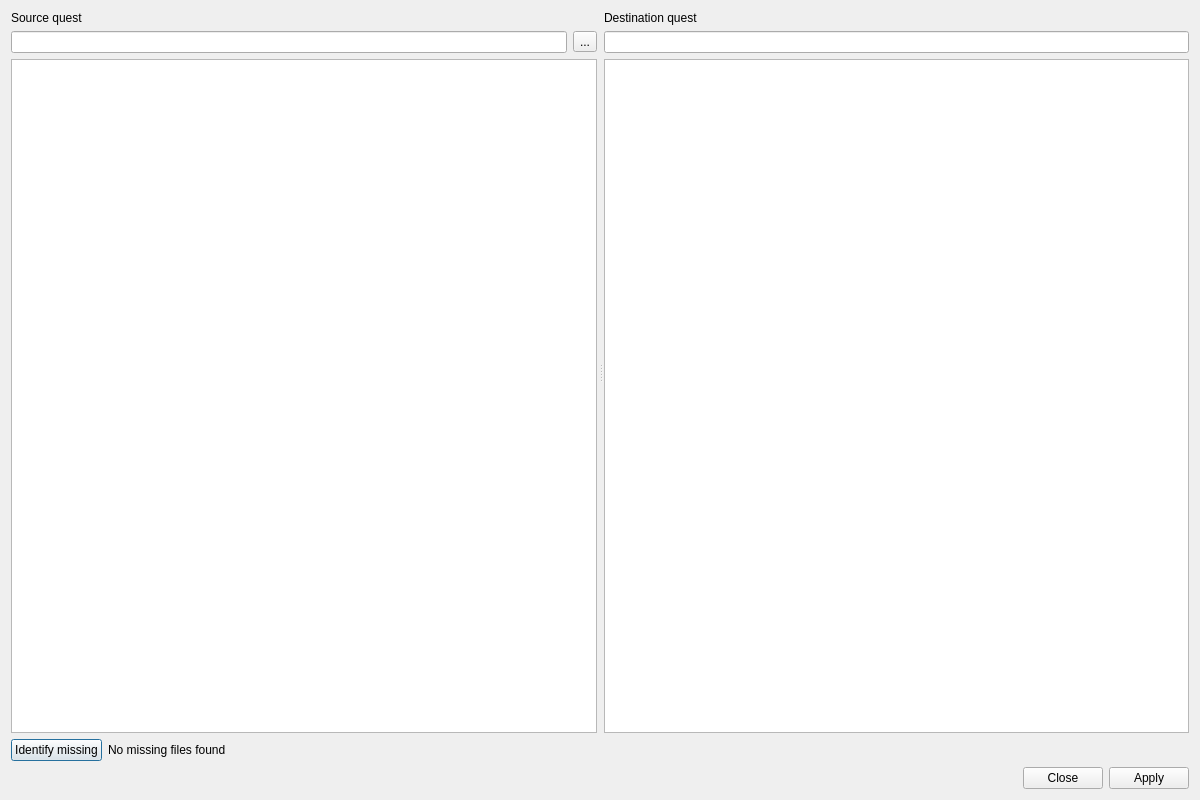
First picture: the form in src/widgets/import_dialog.ui, repository Kangie/solarus, before the edit.
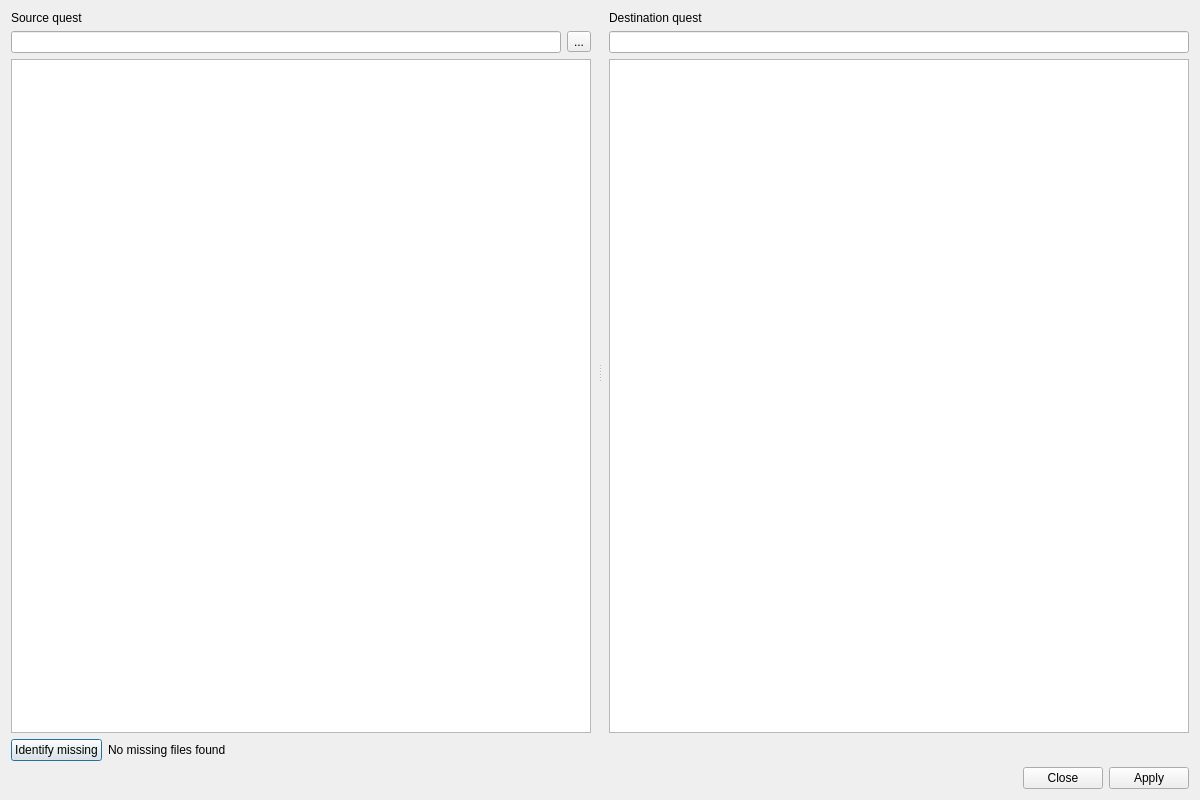
Second picture: the form after the edit. Icons and pictures are not drawn. Custom widgets are drawn as their Qt base class.

Diff of the .ui file:
```diff
--- a/src/widgets/import_dialog.ui
+++ b/src/widgets/import_dialog.ui
@@ -26,10 +26,13 @@
       <enum>Qt::Horizontal</enum>
      </property>
      <property name="handleWidth">
-      <number>7</number>
+      <number>2</number>
      </property>
      <widget class="QWidget" name="layoutWidget">
       <layout class="QVBoxLayout" name="vertical_layout_2">
+       <property name="rightMargin">
+        <number>8</number>
+       </property>
        <item>
         <widget class="QLabel" name="source_quest_label">
          <property name="text">
@@ -39,6 +42,18 @@
        </item>
        <item>
         <layout class="QHBoxLayout" name="horizontal_layout">
+         <property name="leftMargin">
+          <number>0</number>
+         </property>
+         <property name="topMargin">
+          <number>0</number>
+         </property>
+         <property name="rightMargin">
+          <number>0</number>
+         </property>
+         <property name="bottomMargin">
+          <number>0</number>
+         </property>
          <item>
           <widget class="QLineEdit" name="source_quest_browse_field">
            <property name="readOnly">
@@ -51,6 +66,13 @@
            <property name="text">
             <string>...</string>
            </property>
+           <property name="icon">
+            <iconset resource="../../resources/images.qrc">
+             <normaloff>:/images/icon_open.svg</normaloff>:/images/icon_open.svg</iconset>
+           </property>
+           <property name="toolButtonStyle">
+            <enum>Qt::ToolButtonStyle::ToolButtonIconOnly</enum>
+           </property>
           </widget>
          </item>
         </layout>
@@ -62,6 +84,18 @@
      </widget>
      <widget class="QWidget" name="layoutWidget_2">
       <layout class="QVBoxLayout" name="vertical_layout">
+       <property name="leftMargin">
+        <number>8</number>
+       </property>
+       <property name="topMargin">
+        <number>0</number>
+       </property>
+       <property name="rightMargin">
+        <number>0</number>
+       </property>
+       <property name="bottomMargin">
+        <number>0</number>
+       </property>
        <item>
         <widget class="QLabel" name="destination_quest_label">
          <property name="text">
```
Left out of the diff: 22 changed lines with no effect on the pictures.
